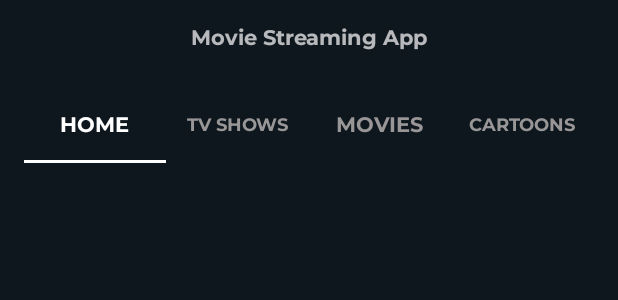
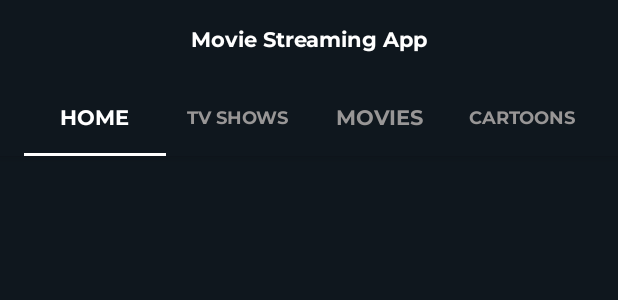
Before and after one commit to SsaaaadD2/PrimeVideoClone, an Android app: the layout activity_main.xml on its own in the app's theme, with its tools: preview values and no code run, on a phone screen of 412 x 824 dp. Shown: the top 300 px of the screen. Run offline under Robolectric (Android 15) with nearby library versions, the phone set to English and light mode, and no system bars.

Commit message:
Created scrolling and appbar view

```diff
--- a/app/src/main/AndroidManifest.xml
+++ b/app/src/main/AndroidManifest.xml
@@ -10,7 +10,7 @@
         android:label="@string/app_name"
         android:roundIcon="@mipmap/ic_launcher_round"
         android:supportsRtl="true"
-        android:theme="@style/Theme.PrimeVideoClone">
+        android:theme="@style/Theme.PrimeVideoCloneTheme">
         <activity android:name=".MainActivity">
             <intent-filter>
                 <action android:name="android.intent.action.MAIN" />
--- a/app/src/main/java/com/saadm/primevideoclone/MainActivity.java
+++ b/app/src/main/java/com/saadm/primevideoclone/MainActivity.java
@@ -1,6 +1,7 @@
 package com.saadm.primevideoclone;
 
 import androidx.appcompat.app.AppCompatActivity;
+import androidx.core.widget.NestedScrollView;
 import androidx.recyclerview.widget.LinearLayoutManager;
 import androidx.recyclerview.widget.RecyclerView;
 import androidx.viewpager2.widget.ViewPager2;
@@ -8,7 +9,9 @@ import androidx.viewpager2.widget.ViewPager2;
 import android.os.Bundle;
 import android.os.Handler;
 import android.os.Looper;
+import android.view.View;
 
+import com.google.android.material.appbar.AppBarLayout;
 import com.google.android.material.tabs.TabLayout;
 import com.google.android.material.tabs.TabLayoutMediator;
 import com.saadm.primevideoclone.adapter.BannerPagerAdapter;
@@ -31,6 +34,8 @@ public class MainActivity extends AppCompatActivity {
     List<AllCategories> mCategoriesList;
     ViewPager2 mBannerMoviesViewPager;
     RecyclerView mMainRecyclerView;
+    NestedScrollView mScrollView;
+    AppBarLayout mAppBarLayout;
 
     Handler mHandler;
     Runnable mRunnable;
@@ -40,7 +45,6 @@ public class MainActivity extends AppCompatActivity {
     protected void onCreate(Bundle savedInstanceState) {
         super.onCreate(savedInstanceState);
         setContentView(R.layout.activity_main);
-
         getSupportActionBar().hide();
 
         //Set up hardcoded lists
@@ -53,6 +57,8 @@ public class MainActivity extends AppCompatActivity {
 
         mIndicatorTab = findViewById(R.id.tab_indicator);
         mCategoryTab = findViewById(R.id.tab_category);
+        mAppBarLayout = findViewById(R.id.appbarAppToolbar);
+        mScrollView = findViewById(R.id.nestedScrollView);
 
         setupHandler();
         setupCategoryRecycler(mCategoriesList);
@@ -63,18 +69,22 @@ public class MainActivity extends AppCompatActivity {
                 switch(tab.getPosition()){
                     case 1:
                         setBannerPagerAdapter(mTvShowsList);
+                        setDefaultScrolled();
                         resetHandler();
                         return;
                     case 2:
                         setBannerPagerAdapter(mMoviesList);
+                        setDefaultScrolled();
                         resetHandler();
                         return;
                     case 3:
                         setBannerPagerAdapter(mCartoonsList);
+                        setDefaultScrolled();
                         resetHandler();
                         return;
                     default:
                         setBannerPagerAdapter(mHomeBannerList);
+                        setDefaultScrolled();
                         resetHandler();
                 }
             }
@@ -135,4 +145,10 @@ public class MainActivity extends AppCompatActivity {
         mMainRecyclerView.setAdapter(adapter);
 
     }
+
+    private void setDefaultScrolled(){
+        mScrollView.fullScroll(View.FOCUS_UP);
+        mScrollView.scrollTo(0,0);
+        mAppBarLayout.setExpanded(true);
+    }
 }
--- a/app/src/main/res/layout/activity_main.xml
+++ b/app/src/main/res/layout/activity_main.xml
@@ -1,39 +1,40 @@
 <?xml version="1.0" encoding="utf-8"?>
-<androidx.constraintlayout.widget.ConstraintLayout xmlns:android="http://schemas.android.com/apk/res/android"
+<androidx.coordinatorlayout.widget.CoordinatorLayout xmlns:android="http://schemas.android.com/apk/res/android"
+    xmlns:tools="http://schemas.android.com/tools"
     xmlns:app="http://schemas.android.com/apk/res-auto"
-    xmlns:tools="http://schemas.android.com/tools"
+
+
     android:layout_width="match_parent"
-    android:layout_height="match_parent"
-    android:background="#0F171E"
-    tools:context=".MainActivity" >
+    android:layout_height="match_parent">
+
+    <com.google.android.material.appbar.AppBarLayout
+        android:id="@+id/appbarAppToolbar"
+
+        android:layout_height="wrap_content"
+        android:layout_width="match_parent">
 
         <TextView
-        android:id="@+id/textView"
-        android:layout_width="wrap_content"
-        android:layout_height="wrap_content"
-        android:layout_marginTop="16dp"
-        android:fontFamily="@font/montserrat_bold"
-        android:text="@string/banner_heading"
-        app:layout_constraintEnd_toEndOf="parent"
-        app:layout_constraintStart_toStartOf="parent"
-        app:layout_constraintTop_toTopOf="parent" />
+            android:layout_width="match_parent"
+            android:layout_height="?actionBarSize"
+            android:gravity="center_vertical"
+            android:textAlignment="center"
+            android:text="@string/banner_heading" />
 
         <com.google.android.material.tabs.TabLayout
             android:id="@+id/tab_category"
             android:layout_width="match_parent"
             android:layout_height="wrap_content"
-        app:tabTextColor="#989696"
-        app:tabSelectedTextColor="#FFFFFF"
-        app:tabIndicatorColor="#FFFFFF"
             android:layout_marginStart="16dp"
             android:layout_marginLeft="16dp"
-        android:layout_marginTop="24dp"
             android:layout_marginEnd="16dp"
             android:layout_marginRight="16dp"
             app:layout_constraintEnd_toEndOf="parent"
             app:layout_constraintHorizontal_bias="0.0"
             app:layout_constraintStart_toStartOf="parent"
-        app:layout_constraintTop_toBottomOf="@+id/textView">
+            app:tabIndicatorColor="#FFFFFF"
+            app:tabSelectedTextColor="#FFFFFF"
+            app:tabTextColor="#989696"
+            tools:layout_editor_absoluteY="63dp">
 
             <com.google.android.material.tabs.TabItem
                 android:id="@+id/tbHome"
@@ -59,14 +60,29 @@
                 android:layout_height="wrap_content"
                 android:text="@string/tabCartoons" />
         </com.google.android.material.tabs.TabLayout>
+    </com.google.android.material.appbar.AppBarLayout>
+
+    <androidx.core.widget.NestedScrollView
+        android:id="@+id/nestedScrollView"
+        android:layout_width="match_parent"
+        android:layout_height="match_parent"
+        android:background="#0F171E"
+
+
+        app:layout_behavior="com.google.android.material.appbar.AppBarLayout$ScrollingViewBehavior">
+
+        <androidx.constraintlayout.widget.ConstraintLayout
+            android:layout_width="match_parent"
+            android:layout_height="match_parent"
+            android:background="#0F171E"
+            tools:context=".MainActivity">
 
             <RelativeLayout
                 android:id="@+id/relativeLayout"
                 android:layout_width="match_parent"
                 android:layout_height="200dp"
                 app:layout_constraintEnd_toEndOf="parent"
-        app:layout_constraintStart_toStartOf="parent"
-        app:layout_constraintTop_toBottomOf="@+id/tab_category">
+                app:layout_constraintStart_toStartOf="parent">
 
 
                 <androidx.viewpager2.widget.ViewPager2
@@ -89,8 +105,8 @@
 
             <androidx.recyclerview.widget.RecyclerView
                 android:id="@+id/recycler_category"
-        android:layout_width="0dp"
-        android:layout_height="0dp"
+                android:layout_width="match_parent"
+                android:layout_height="wrap_content"
                 android:layout_marginTop="16dp"
                 app:layout_constraintBottom_toBottomOf="parent"
                 app:layout_constraintEnd_toEndOf="parent"
@@ -99,3 +115,8 @@
                 app:layout_constraintVertical_bias="0.0" />
 
         </androidx.constraintlayout.widget.ConstraintLayout>
+
+    </androidx.core.widget.NestedScrollView>
+
+
+</androidx.coordinatorlayout.widget.CoordinatorLayout>
--- a/app/src/main/res/values-night/themes.xml
+++ b/app/src/main/res/values-night/themes.xml
@@ -1,6 +1,6 @@
 <resources xmlns:tools="http://schemas.android.com/tools">
     <!-- Base application theme. -->
-    <style name="Theme.PrimeVideoClone" parent="Theme.MaterialComponents.DayNight.DarkActionBar">
+    <style name="Theme.PrimeVideoCloneTheme" parent="Theme.MaterialComponents.DayNight.DarkActionBar">
         <!-- Primary brand color. -->
         <item name="colorPrimary">@color/purple_200</item>
         <item name="colorPrimaryVariant">@color/purple_700</item>
--- a/app/src/main/res/values/themes.xml
+++ b/app/src/main/res/values/themes.xml
@@ -1,13 +1,14 @@
 <resources xmlns:tools="http://schemas.android.com/tools">
     <!-- Base application theme. -->
-    <style name="Theme.PrimeVideoClone" parent="Theme.AppCompat.NoActionBar">
+    <style name="Theme.PrimeVideoCloneTheme" parent="Theme.AppCompat.Light.NoActionBar">
         <!-- Primary brand color. -->
-        <item name="colorPrimary">#000000</item>
+        <item name="colorPrimary">#0F171E</item>
         <!-- Secondary brand color. -->
         <item name="colorSecondary">@color/teal_200</item>
         <!-- Status bar color. -->
         <item name="android:statusBarColor" tools:targetApi="l">?attr/colorPrimaryVariant</item>
         <!-- Customize your theme here. -->
         <item name="android:fontFamily">@font/montserrat_bold</item>
+        <item name="android:textColor">#FFFFFF</item>
     </style>
 </resources>
```
Lines whose indentation alone changed are shown as unchanged.
